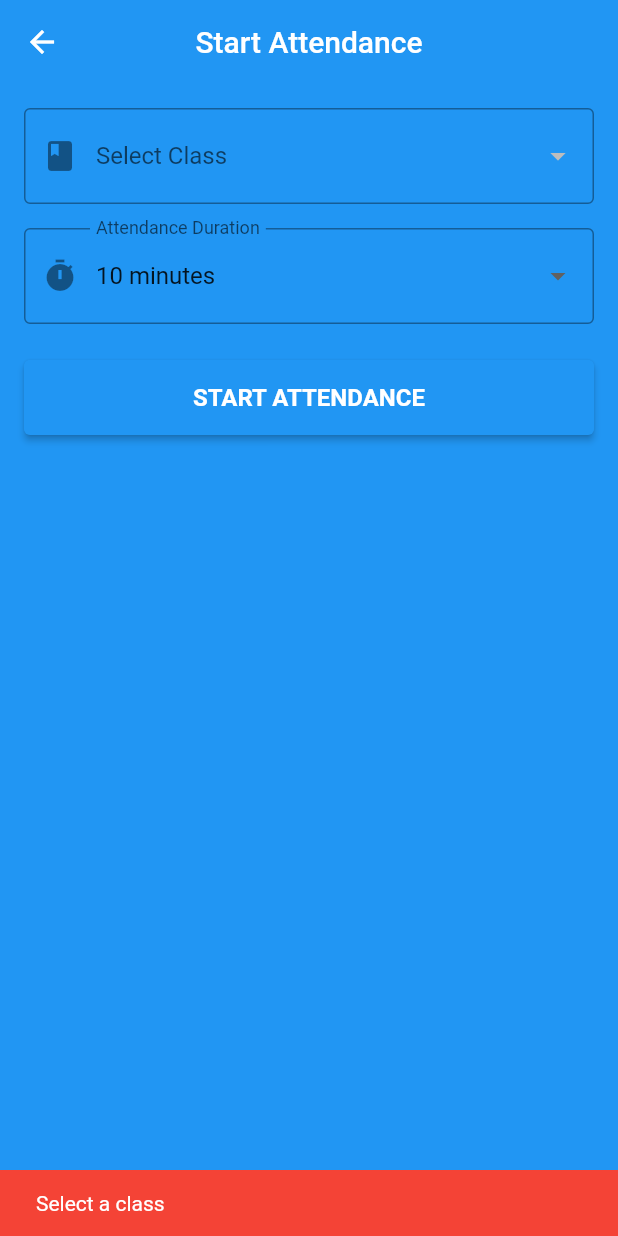
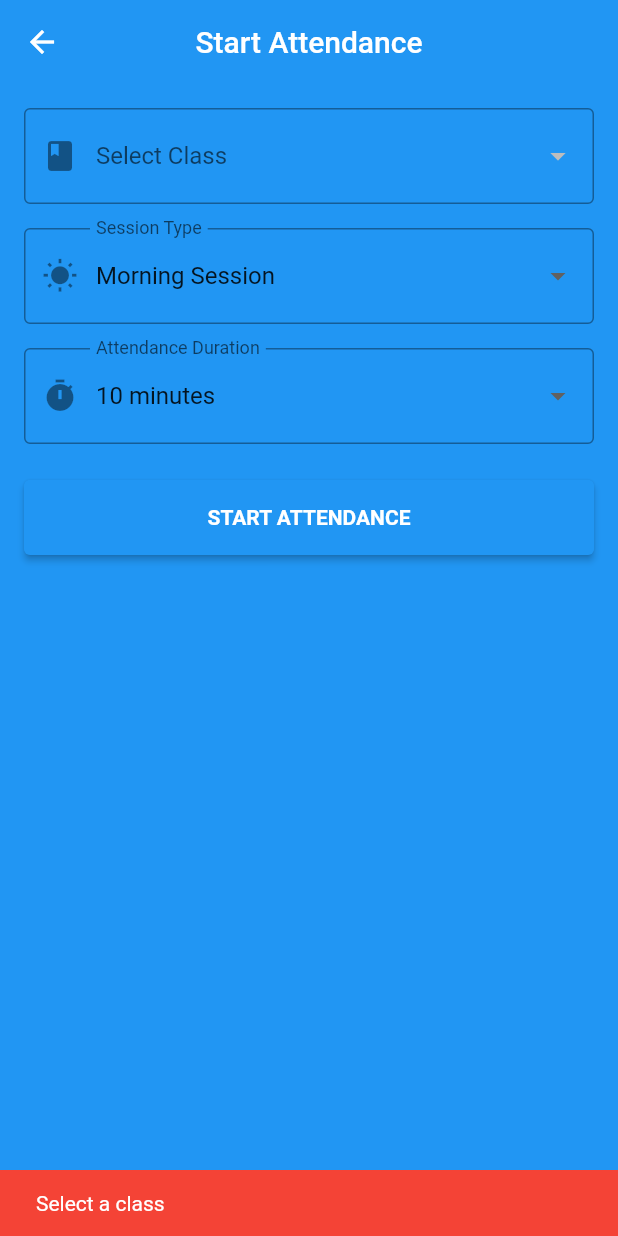
Before and after one commit to Vishnuvm451/app, a Flutter app: the StartAttendancePage screen opened directly, after a tap on "START ATTENDANCE", on a phone screen of 412 x 824 dp. Run offline on Flutter 3.47's test engine with Material 3 defaults, Android fonts, the light colour scheme and no system bars; our stand-ins replace camera, cloud_firestore, firebase_auth, firebase_core; accounts and stored records are empty.

Commit message:
attendance session

```diff
--- a/lib/start_attendance.dart
+++ b/lib/start_attendance.dart
@@ -11,15 +11,17 @@ class StartAttendancePage extends StatefulWidget {
 
 class _StartAttendancePageState extends State<StartAttendancePage> {
   String? selectedClassId;
+  String sessionType = 'morning'; // morning | afternoon
   int selectedMinutes = 10;
   bool isLoading = false;
 
   final FirebaseFirestore _db = FirebaseFirestore.instance;
 
   final List<int> durations = [5, 10, 15, 20, 30];
+  final List<String> sessionTypes = ['morning', 'afternoon'];
 
   // ===================================================
-  // START ATTENDANCE WITH TIME WINDOW
+  // START ATTENDANCE
   // ===================================================
   Future<void> _startAttendance() async {
     if (selectedClassId == null) {
@@ -27,9 +29,11 @@ class _StartAttendancePageState extends State<StartAttendancePage> {
       return;
     }
 
-    final teacherId = FirebaseAuth.instance.currentUser!.uid;
+    final teacher = FirebaseAuth.instance.currentUser;
+    if (teacher == null) return;
+
     final today = _todayId();
-    final sessionId = '${selectedClassId}_$today';
+    final sessionId = '${selectedClassId}_${today}_$sessionType';
 
     final startTime = DateTime.now();
     final endTime = startTime.add(Duration(minutes: selectedMinutes));
@@ -39,34 +43,93 @@ class _StartAttendancePageState extends State<StartAttendancePage> {
 
       final ref = _db.collection('attendance_sessions').doc(sessionId);
 
-      final existing = await ref.get();
-      if (existing.exists) {
-        _showSnack("Attendance already started today");
+      // Prevent duplicate
+      if ((await ref.get()).exists) {
+        _showSnack("Attendance already started for ${_prettySession()}");
         return;
       }
 
+      // ---------- CREATE SESSION ----------
       await ref.set({
         'classId': selectedClassId,
         'date': today,
-        'startedBy': teacherId,
+        'sessionType': sessionType,
+        'startedBy': teacher.uid,
         'isActive': true,
         'startTime': Timestamp.fromDate(startTime),
         'endTime': Timestamp.fromDate(endTime),
         'durationMinutes': selectedMinutes,
-        'startedAt': FieldValue.serverTimestamp(),
+        'createdAt': FieldValue.serverTimestamp(),
       });
 
-      _showSnack(
-        "Attendance started for $selectedMinutes minutes",
-        success: true,
-      );
+      _showSnack("${_prettySession()} attendance started", success: true);
 
       Navigator.pop(context);
-    } catch (_) {
+    } catch (e) {
       _showSnack("Failed to start attendance");
     } finally {
-      setState(() => isLoading = false);
+      if (mounted) setState(() => isLoading = false);
     }
+  }
+
+  // ===================================================
+  // FINAL DAY ATTENDANCE (MORNING + AFTERNOON)
+  // ===================================================
+  Future<void> calculateFinalAttendance({
+    required String classId,
+    required String date,
+  }) async {
+    final morningId = '${classId}_${date}_morning';
+    final afternoonId = '${classId}_${date}_afternoon';
+
+    final morningSnap = await _db
+        .collection('attendance')
+        .doc(morningId)
+        .collection('students')
+        .get();
+
+    final afternoonSnap = await _db
+        .collection('attendance')
+        .doc(afternoonId)
+        .collection('students')
+        .get();
+
+    // ❗ Both sessions must exist
+    if (morningSnap.docs.isEmpty || afternoonSnap.docs.isEmpty) return;
+
+    final Map<String, String> morning = {
+      for (var d in morningSnap.docs) d.id: d['status'],
+    };
+
+    final Map<String, String> afternoon = {
+      for (var d in afternoonSnap.docs) d.id: d['status'],
+    };
+
+    final batch = _db.batch();
+    final finalRef = _db.collection('attendance_final').doc('${classId}_$date');
+
+    for (final studentId in morning.keys) {
+      final m = morning[studentId];
+      final a = afternoon[studentId];
+
+      String finalStatus;
+      if (m == 'present' && a == 'present') {
+        finalStatus = 'present';
+      } else if (m == 'absent' && a == 'absent') {
+        finalStatus = 'absent';
+      } else {
+        finalStatus = 'half-day';
+      }
+
+      batch.set(finalRef.collection('students').doc(studentId), {
+        'studentId': studentId,
+        'status': finalStatus,
+        'date': date,
+        'updatedAt': FieldValue.serverTimestamp(),
+      });
+    }
+
+    await batch.commit();
   }
 
   // ===================================================
@@ -82,6 +145,8 @@ class _StartAttendancePageState extends State<StartAttendancePage> {
           children: [
             _classDropdown(),
             const SizedBox(height: 16),
+            _sessionTypeDropdown(),
+            const SizedBox(height: 16),
             _durationDropdown(),
             const SizedBox(height: 24),
             SizedBox(
@@ -93,10 +158,7 @@ class _StartAttendancePageState extends State<StartAttendancePage> {
                     ? const CircularProgressIndicator(color: Colors.white)
                     : const Text(
                         "START ATTENDANCE",
-                        style: TextStyle(
-                          fontWeight: FontWeight.bold,
-                          fontSize: 16,
-                        ),
+                        style: TextStyle(fontWeight: FontWeight.bold),
                       ),
               ),
             ),
@@ -107,23 +169,23 @@ class _StartAttendancePageState extends State<StartAttendancePage> {
   }
 
   // ===================================================
-  // CLASS DROPDOWN
+  // CLASS DROPDOWN (FIXED)
   // ===================================================
   Widget _classDropdown() {
     return StreamBuilder<QuerySnapshot>(
-      stream: _db.collection('classes').snapshots(),
-      builder: (_, snapshot) {
-        if (!snapshot.hasData) {
+      stream: _db.collection('classes').orderBy('name').snapshots(),
+      builder: (_, snap) {
+        if (!snap.hasData) {
           return const LinearProgressIndicator();
         }
 
         return DropdownButtonFormField<String>(
           hint: const Text("Select Class"),
           value: selectedClassId,
-          items: snapshot.data!.docs.map((doc) {
+          items: snap.data!.docs.map((doc) {
             return DropdownMenuItem(value: doc.id, child: Text(doc['name']));
           }).toList(),
-          onChanged: (val) => setState(() => selectedClassId = val),
+          onChanged: (v) => setState(() => selectedClassId = v),
           decoration: const InputDecoration(
             border: OutlineInputBorder(),
             prefixIcon: Icon(Icons.class_),
@@ -134,7 +196,28 @@ class _StartAttendancePageState extends State<StartAttendancePage> {
   }
 
   // ===================================================
-  // DURATION DROPDOWN
+  // SESSION TYPE
+  // ===================================================
+  Widget _sessionTypeDropdown() {
+    return DropdownButtonFormField<String>(
+      value: sessionType,
+      items: sessionTypes.map((s) {
+        return DropdownMenuItem(
+          value: s,
+          child: Text(s == 'morning' ? 'Morning Session' : 'Afternoon Session'),
+        );
+      }).toList(),
+      onChanged: (v) => setState(() => sessionType = v!),
+      decoration: const InputDecoration(
+        border: OutlineInputBorder(),
+        prefixIcon: Icon(Icons.wb_sunny),
+        labelText: "Session Type",
+      ),
+    );
+  }
+
+  // ===================================================
+  // DURATION
   // ===================================================
   Widget _durationDropdown() {
     return DropdownButtonFormField<int>(
@@ -142,7 +225,7 @@ class _StartAttendancePageState extends State<StartAttendancePage> {
       items: durations
           .map((m) => DropdownMenuItem(value: m, child: Text("$m minutes")))
           .toList(),
-      onChanged: (val) => setState(() => selectedMinutes = val!),
+      onChanged: (v) => setState(() => selectedMinutes = v!),
       decoration: const InputDecoration(
         border: OutlineInputBorder(),
         prefixIcon: Icon(Icons.timer),
@@ -155,9 +238,11 @@ class _StartAttendancePageState extends State<StartAttendancePage> {
   // HELPERS
   // ===================================================
   String _todayId() {
-    final now = DateTime.now();
-    return '${now.year}-${now.month.toString().padLeft(2, '0')}-${now.day.toString().padLeft(2, '0')}';
+    final n = DateTime.now();
+    return '${n.year}-${n.month.toString().padLeft(2, '0')}-${n.day.toString().padLeft(2, '0')}';
   }
+
+  String _prettySession() => sessionType == 'morning' ? 'Morning' : 'Afternoon';
 
   void _showSnack(String msg, {bool success = false}) {
     ScaffoldMessenger.of(context).showSnackBar(
```
